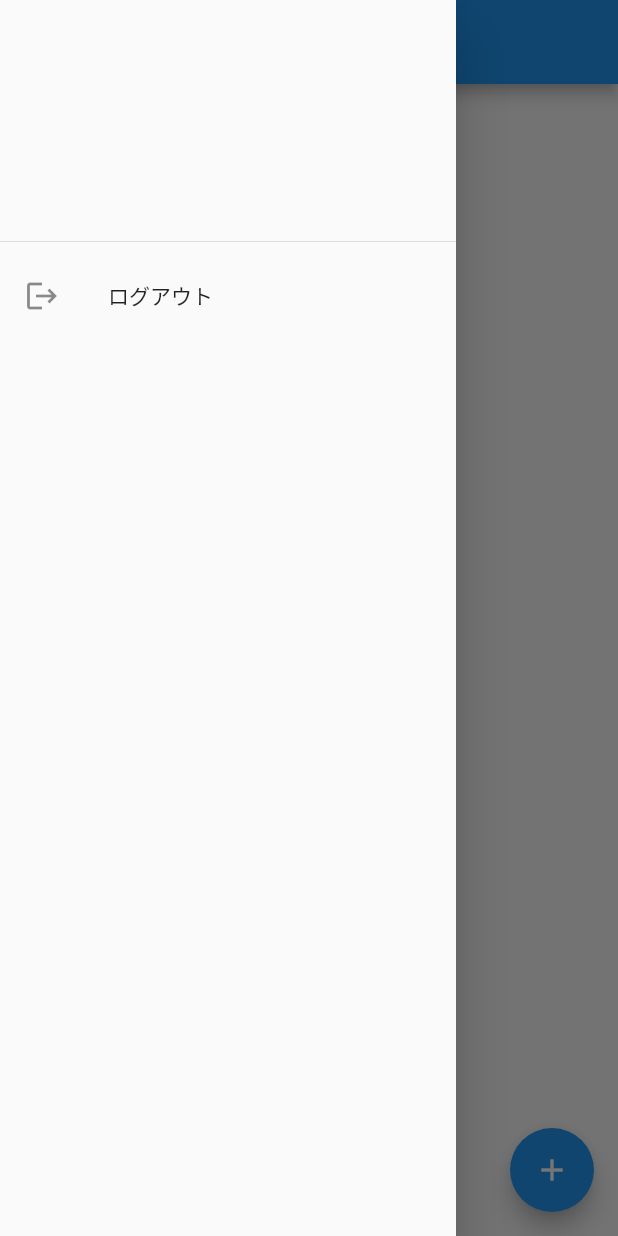
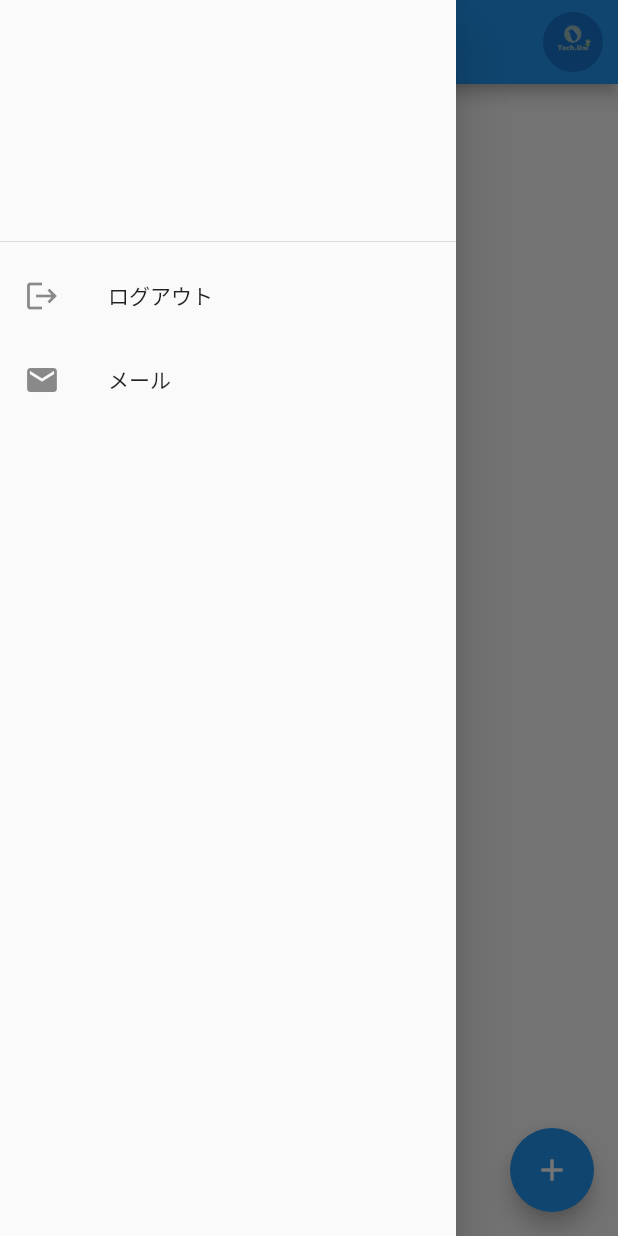
Before and after one commit to Tech-Uni-Summer-Hackathon2021/team-f, a Flutter app: the TodoListPage screen opened by its route, with the side drawer open, on a phone screen of 412 x 824 dp. Run offline on Flutter 3.47's test engine with Material 2 defaults, Android fonts, the phone set to English and light mode, and no system bars; our stand-ins replace firebase_auth, firebase_core, shared_preferences; accounts and stored records are empty.

Commit message:
:lipstick: add-profileIcon

```diff
--- a/lib/routes/route.dart
+++ b/lib/routes/route.dart
@@ -1,4 +1,5 @@
 import 'package:flutter/material.dart';
+import 'package:task_project/screens/Home/home.dart';
 import '../main.dart';
 import '../screens/auth/login.dart';
 import '../screens/auth/register.dart';
--- /dev/null
+++ b/lib/screens/Home/home.dart
@@ -0,0 +1,38 @@
+import 'package:flutter/material.dart';
+import 'package:task_project/widgets/widget.dart';
+
+// リスト一覧画面用Widget
+class TodoListPage extends StatefulWidget {
+  @override
+  _TodoListPageState createState() => _TodoListPageState();
+}
+
+class _TodoListPageState extends State<TodoListPage> {
+  // Todoリストのデータ
+  List<String> todoList = [];
+
+  @override
+  Widget build(BuildContext context) {
+    return Scaffold(
+      appBar: appBarMain(context),
+      drawer: drawerMain(context),
+      // データを元にListViewを作成
+      body: ListView.builder(
+        itemCount: todoList.length,
+        itemBuilder: (context, index) {
+          return Card(
+            child: ListTile(
+              title: Text(todoList[index]),
+            ),
+          );
+        },
+      ),
+      floatingActionButton: FloatingActionButton(
+        onPressed: () {
+          print("aaaa");
+        },
+        child: Icon(Icons.add),
+      ),
+    );
+  }
+}
--- a/lib/widgets/widget.dart
+++ b/lib/widgets/widget.dart
@@ -2,19 +2,60 @@ import 'package:flutter/material.dart';
 import '../opening_screen.dart';
 import 'package:firebase_auth/firebase_auth.dart';
 
+final FirebaseAuth _auth = FirebaseAuth.instance;
 Widget appBarMain(BuildContext context) {
   return AppBar(
-      );
+    title: Text('タスクリスト'),
+    actions: <Widget>[
+      Padding(
+        padding: EdgeInsets.only(right: 10.0),
+        child: Stack(
+          alignment: Alignment.centerRight,
+          children: <Widget>[
+            _auth.currentUser != null ?
+              CircleAvatar(
+              radius: 20,
+              child: ClipOval(
+                child: Image.asset(
+                  'assets/logo.png',
+                ),
+              ),
+            )
+            : CircleAvatar(
+              radius: 20,
+              child: ClipOval(
+                child: Image.asset(
+                  'assets/default.jpeg',
+                ),
+              ),
+            ),
+            Positioned(
+              right: 0.0,
+              width: 40.0,
+              height: 40.0,
+              child: RawMaterialButton(
+                onPressed: () {
+                  print("aaa");
+                  // Navigator.push(
+                  //     context,
+                  //     MaterialPageRoute(builder: (context) => MyPageScreen(title: 'マイページ')));
+                },
+                shape: CircleBorder(),
+              ),
+            ),
+          ],
+        ),
+      ),
+    ],
+  );
 }
 
-final FirebaseAuth _auth = FirebaseAuth.instance;
 Widget drawerMain(BuildContext context) {
   return Drawer(
     child: ListView(
       padding: EdgeInsets.zero,
       children: <Widget>[
-        DrawerHeader(
-),
+        DrawerHeader(),
         ListTile(
             leading: Icon(Icons.logout),
             title: Text('ログアウト'),
@@ -45,6 +86,12 @@ Widget drawerMain(BuildContext context) {
                       ],
                     );
                   });
+            }),
+        ListTile(
+            leading: Icon(Icons.mail),
+            title: Text('メール'),
+            onTap: () {
+              print("メール");
             })
       ],
     ),
--- a/pubspec.yaml
+++ b/pubspec.yaml
@@ -52,6 +52,7 @@ flutter:
   # To add assets to your application, add an assets section, like this:
   assets:
     - assets/logo.png
+    - assets/default.jpeg
   #   - images/a_dot_ham.jpeg
 
   # An image asset can refer to one or more resolution-specific "variants", see
```
Also changed, not shown: lib/main.dart (+1 -128 lines), assets/default.jpeg (added).
